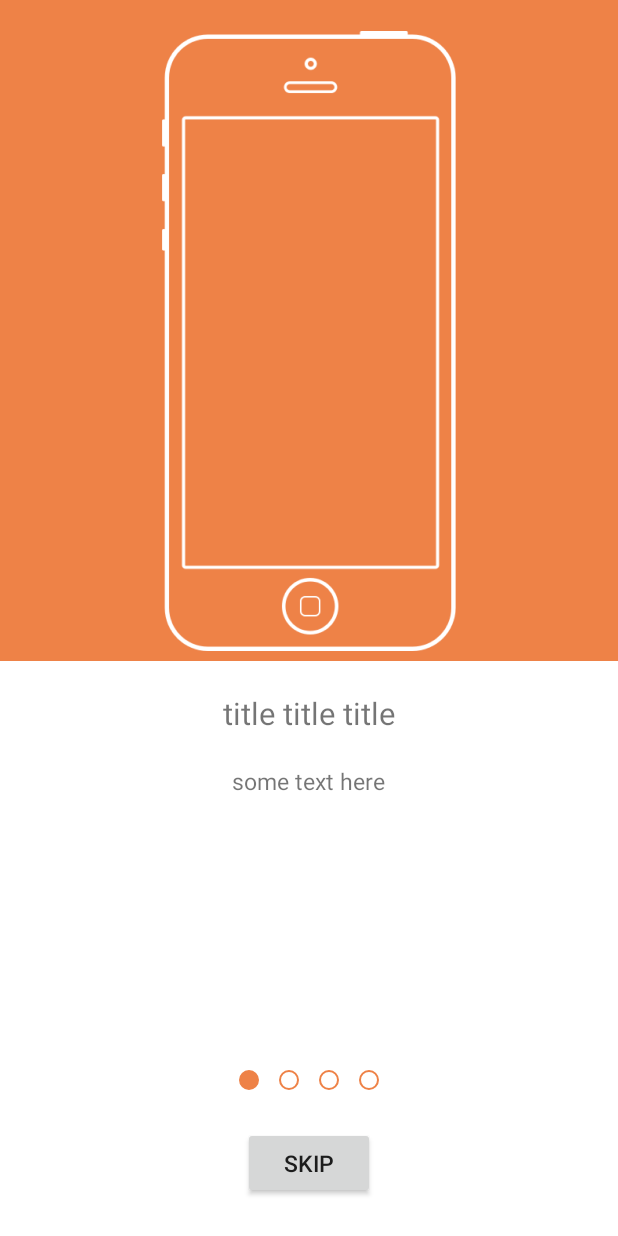
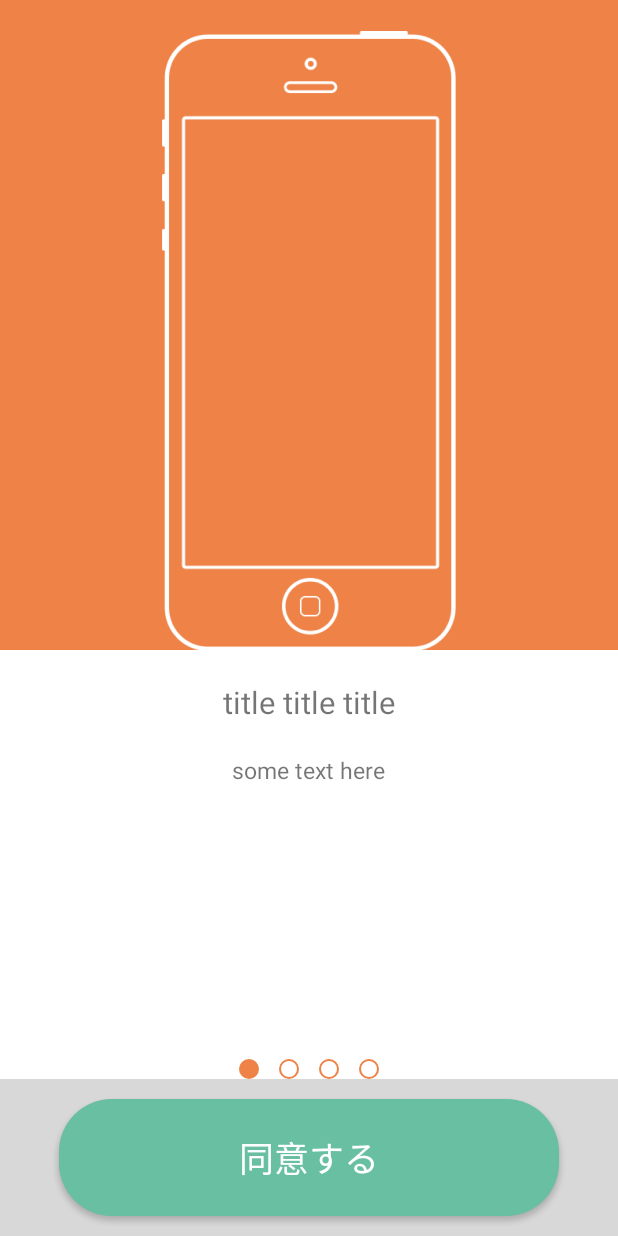
Before and after one commit to trangchongcheng/anpanman-android, an Android app: the IntroActivity screen opened directly, with no data from a screen before it, on a phone screen of 412 x 824 dp. Run offline under Robolectric (Android 15) with nearby library versions, the phone set to English and light mode, and no system bars.

Commit message:
edit layout term_use + intro

```diff
--- a/app/src/main/java/jp/anpanman/fanclub/main/ui/activity/MainActivity.java
+++ b/app/src/main/java/jp/anpanman/fanclub/main/ui/activity/MainActivity.java
@@ -364,7 +364,7 @@ public class MainActivity extends BaseActivity implements View.OnClickListener,
 //                btnPresentTab.setSelected(false);
 //                btnMyPageTab.setSelected(false);
 //                btnSettingTab.setSelected(false);
-                currentTab = MainTabs.Setting;
+//                currentTab = MainTabs.Setting;
                 break;
         }
     }
--- a/app/src/main/java/jp/anpanman/fanclub/main/util/RestfulUtil.java
+++ b/app/src/main/java/jp/anpanman/fanclub/main/util/RestfulUtil.java
@@ -98,4 +98,5 @@ public class RestfulUtil {
             e.printStackTrace();
         }
     }
+
 }
--- a/app/src/main/res/layout/activity_intro.xml
+++ b/app/src/main/res/layout/activity_intro.xml
@@ -1,12 +1,18 @@
 <?xml version="1.0" encoding="utf-8"?>
 <LinearLayout xmlns:android="http://schemas.android.com/apk/res/android"
-    android:orientation="vertical" android:layout_width="match_parent"
-    android:layout_height="match_parent">
+    android:layout_width="match_parent"
+    android:layout_height="match_parent"
+    android:orientation="vertical">
+
+    <LinearLayout
+        android:layout_width="match_parent"
+        android:layout_height="match_parent"
+        android:orientation="vertical">
 
         <FrameLayout
             android:layout_width="match_parent"
             android:layout_height="0dp"
-        android:layout_weight="9">
+            android:layout_weight="1">
 
             <android.support.v4.view.ViewPager
                 android:id="@+id/viewpager"
@@ -16,27 +22,30 @@
             <LinearLayout
                 android:layout_width="wrap_content"
                 android:layout_height="wrap_content"
-            android:gravity="center"
-            android:layout_gravity="bottom|center_horizontal">
+                android:layout_gravity="bottom|center_horizontal"
+                android:gravity="center">
+
                 <View
                     android:id="@+id/indicator_0"
                     android:layout_width="@dimen/positive_10dp"
                     android:layout_height="@dimen/positive_10dp"
-                android:background="@drawable/bg_view_pager_indicator"/>
+                    android:background="@drawable/bg_view_pager_indicator" />
+
                 <View
                     android:id="@+id/indicator_1"
                     android:layout_width="@dimen/positive_10dp"
                     android:layout_height="@dimen/positive_10dp"
                     android:layout_marginLeft="@dimen/positive_10dp"
                     android:layout_marginStart="@dimen/positive_10dp"
-                android:background="@drawable/bg_view_pager_indicator"/>
+                    android:background="@drawable/bg_view_pager_indicator" />
+
                 <View
                     android:id="@+id/indicator_2"
                     android:layout_width="@dimen/positive_10dp"
                     android:layout_height="@dimen/positive_10dp"
                     android:layout_marginLeft="@dimen/positive_10dp"
                     android:layout_marginStart="@dimen/positive_10dp"
-                android:background="@drawable/bg_view_pager_indicator"/>
+                    android:background="@drawable/bg_view_pager_indicator" />
 
                 <View
                     android:id="@+id/indicator_3"
@@ -44,22 +53,29 @@
                     android:layout_height="@dimen/positive_10dp"
                     android:layout_marginLeft="@dimen/positive_10dp"
                     android:layout_marginStart="@dimen/positive_10dp"
-                android:background="@drawable/bg_view_pager_indicator"/>
+                    android:background="@drawable/bg_view_pager_indicator" />
             </LinearLayout>
         </FrameLayout>
 
         <LinearLayout
+            android:background="@color/text_bottom_nav_inactive"
             android:layout_width="match_parent"
-        android:layout_height="0dp"
-        android:layout_weight="1.2"
+            android:layout_height="wrap_content"
             android:gravity="center">
 
             <Button
                 android:id="@+id/btn_skip"
-            android:layout_width="wrap_content"
-            android:layout_height="wrap_content"
-            android:text="Skip"/>
+                android:layout_width="match_parent"
+                android:layout_height="@dimen/positive_60dp"
+                android:layout_marginBottom="@dimen/positive_10dp"
+                android:layout_marginLeft="@dimen/positive_30dp"
+                android:layout_marginRight="@dimen/positive_30dp"
+                android:layout_marginTop="@dimen/positive_10dp"
+                android:background="@drawable/button_coupon_state"
+                android:text="@string/button_term_user"
+                android:textColor="@color/color_white"
+                android:textSize="@dimen/text_size_18sp" />
 
         </LinearLayout>
-
     </LinearLayout>
+</LinearLayout>
--- a/app/src/main/res/values/strings.xml
+++ b/app/src/main/res/values/strings.xml
@@ -56,4 +56,7 @@
     <string name="guiridingu">グリーディング</string>
     <string name="other">その他</string>
     <string name="badge">獲得バッジ</string>
+
+    <string name="button_term_user">同意する</string>
+    <string name="button_tutorial">スキップ</string>
 </resources>
```
Also changed, not shown: app/src/main/res/layout/activity_term_use.xml (+17 -5 lines). Lines whose indentation alone changed are shown as unchanged.
